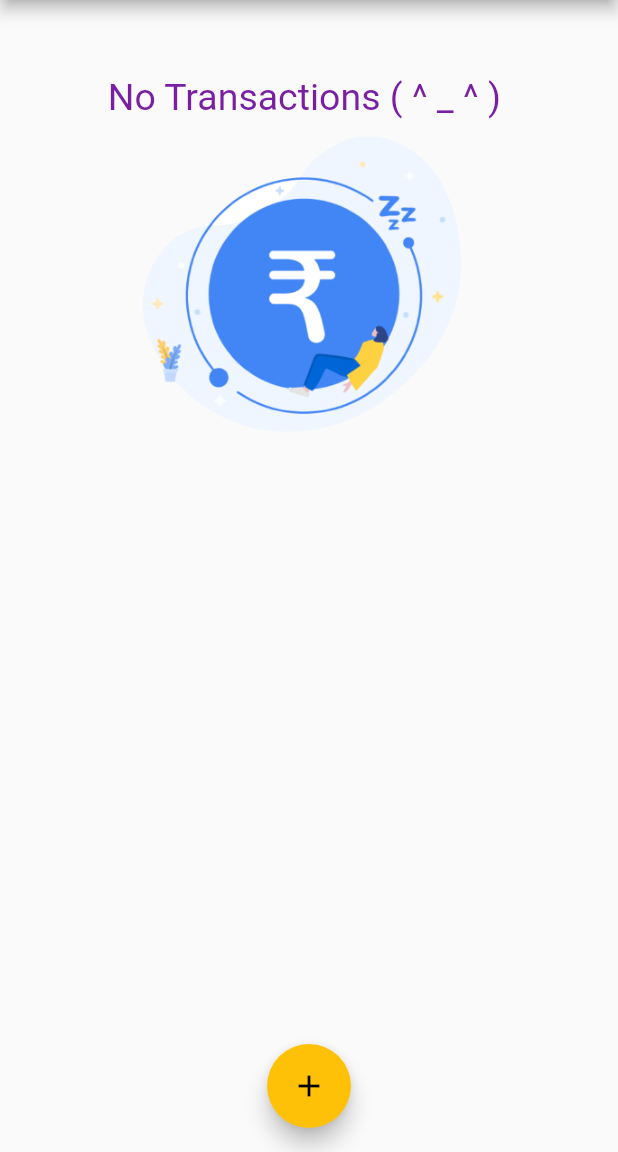
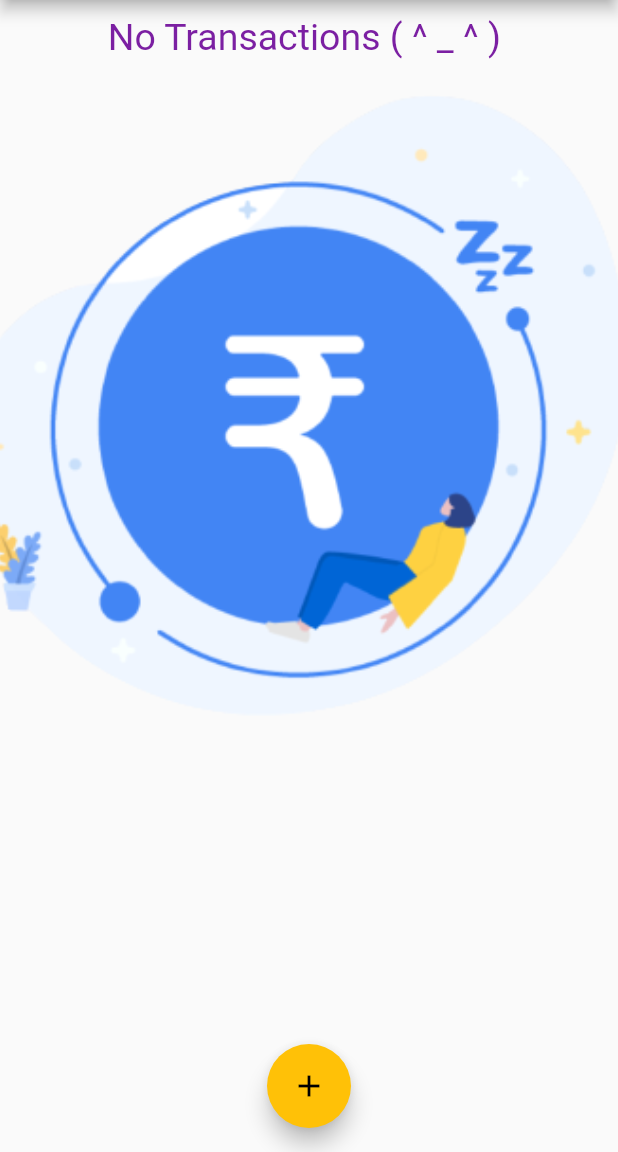
Before and after one commit to rajpatel2619/daily_routine, a Flutter app: the screen it shows after launch, on a phone screen of 412 x 824 dp, the part 84-1236 px from its top. Run offline on Flutter 3.47's test engine with Material 2 defaults, Android fonts, the phone set to English and light mode, and no system bars.

Commit message:
final submitt

```diff
--- a/lib/main.dart
+++ b/lib/main.dart
@@ -1,6 +1,8 @@
 import 'package:daily_routine/widgets/chart.dart';
+import 'dart:io';
 import 'package:daily_routine/widgets/new_transaction.dart';
 import 'package:daily_routine/widgets/transaction_list.dart';
+import 'package:flutter/cupertino.dart';
 import 'package:flutter/material.dart';
 import 'package:daily_routine/models/transaction.dart';
 
@@ -55,6 +57,8 @@ class _MyHomePageState extends State<MyHomePage> {
     //     id: 't2', title: 'New groceries', amount: 89.99, date: DateTime.now()),
   ];
 
+  bool _showChart = false;
+
   List<Transaction> get _recentTransactions {
     return _userTransactions.where((tx) {
       return tx.date.isAfter(DateTime.now().subtract(Duration(days: 7)));
@@ -94,7 +98,22 @@ class _MyHomePageState extends State<MyHomePage> {
 
   @override
   Widget build(BuildContext context) {
-    final appBar = AppBar(
+    final mediaQuery = MediaQuery.of(context);
+    final isLandscape = mediaQuery.orientation == Orientation.landscape;
+    final PreferredSizeWidget appBar = Platform.isIOS
+        ? CupertinoNavigationBar(
+            middle: Text('Weekly Expanses'),
+            trailing: Row(
+              mainAxisSize: MainAxisSize.min,
+              children: [
+                GestureDetector(
+                  child: Icon(CupertinoIcons.add),
+                  onTap: () => _startAddNewTransaction(context),
+                )
+              ],
+            ),
+          )
+        : AppBar(
             title: Text('Weekly Expanses'),
             actions: [
               IconButton(
@@ -102,15 +121,22 @@ class _MyHomePageState extends State<MyHomePage> {
                   onPressed: () => _startAddNewTransaction(context))
             ],
           );
-
-    return Scaffold(
-      appBar: appBar,
-      body: (_userTransactions.isEmpty)
-          ? Center(
+    final txListWidget = Container(
+        height: (mediaQuery.size.height -
+                appBar.preferredSize.height -
+                mediaQuery.padding.top) *
+            0.7,
+        child: TransactionList(_userTransactions, _deleteTransaction));
+    final pageBody = (_userTransactions.isEmpty)
+        ? LayoutBuilder(
+            builder: (context, constraints) {
+              return SafeArea(
+                child: SingleChildScrollView(
+                  child: Center(
                     child: Column(
                       children: [
                         SizedBox(
-                    height: 50,
+                          height: 10,
                         ),
                         Text(
                           'No Transactions ( ^ _ ^ ) ',
@@ -121,33 +147,74 @@ class _MyHomePageState extends State<MyHomePage> {
                         // SizedBox(
                         //   height: 70,
                         // ),
-                  Image(image: AssetImage("assets/images/money.png")),
+                        Container(
+                          height: constraints.maxHeight * 0.6,
+                          child: Image.asset(
+                            "assets/images/money.png",
+                            fit: BoxFit.cover,
+                          ),
+                        ),
                       ],
                     ),
+                  ),
+                ),
+              );
+            },
           )
-          : SingleChildScrollView(
+        : SafeArea(
+            child: SingleChildScrollView(
               child: Column(
                 // mainAxisAlignment: MainAxisAlignment.spaceEvenly,
                 crossAxisAlignment: CrossAxisAlignment.stretch,
                 children: [
+                  if (isLandscape)
+                    Row(
+                      mainAxisAlignment: MainAxisAlignment.center,
+                      children: [
+                        Text('show chart',style: Theme.of(context).textTheme.title,),
+                        Switch.adaptive(
+                            value: _showChart,
+                            onChanged: (val) {
+                              setState(() {
+                                _showChart = val;
+                              });
+                            }),
+                      ],
+                    ),
+                  if (!isLandscape)
                     Container(
-                      height: (MediaQuery.of(context).size.height -
+                        height: (mediaQuery.size.height -
                                 appBar.preferredSize.height -
-                              MediaQuery.of(context).padding.top) *
+                                mediaQuery.padding.top) *
                             0.3,
                         child: Chart(_recentTransactions)),
-                  Container(
-                      height: (MediaQuery.of(context).size.height -
+                  if (!isLandscape) txListWidget,
+                  if (isLandscape)
+                    _showChart
+                        ? Container(
+                            height: (mediaQuery.size.height -
                                     appBar.preferredSize.height -
-                              MediaQuery.of(context).padding.top) *
+                                    mediaQuery.padding.top) *
                                 0.7,
-                      child: TransactionList(
-                          _userTransactions, _deleteTransaction)),
+                            child: Chart(_recentTransactions))
+                        : txListWidget
                 ],
               ),
             ),
-      floatingActionButtonLocation: FloatingActionButtonLocation.centerFloat,
-      floatingActionButton: FloatingActionButton(
+          );
+    return Platform.isIOS
+        ? CupertinoPageScaffold(
+            child: pageBody,
+            navigationBar: appBar,
+          )
+        : Scaffold(
+            appBar: appBar,
+            body: pageBody,
+            floatingActionButtonLocation:
+                FloatingActionButtonLocation.centerFloat,
+            floatingActionButton: Platform.isIOS
+                ? Container()
+                : FloatingActionButton(
                     onPressed: () => _startAddNewTransaction(context),
                     child: Icon(Icons.add),
                   ),
--- a/lib/widgets/new_transaction.dart
+++ b/lib/widgets/new_transaction.dart
@@ -50,10 +50,15 @@ class _NewTransactionState extends State<NewTransaction> {
 
   @override
   Widget build(BuildContext context) {
-    return Card(
+    return SingleChildScrollView(
+          child: Card(
         elevation: 5,
         child: Container(
-        padding: EdgeInsets.all(10),
+          padding: EdgeInsets.only(
+              top: 10,
+              left: 10,
+              right: 10,
+              bottom: MediaQuery.of(context).viewInsets.bottom + 10),
           child: Column(
             crossAxisAlignment: CrossAxisAlignment.end,
             children: [
@@ -100,6 +105,7 @@ class _NewTransactionState extends State<NewTransaction> {
             ],
           ),
         ),
+      ),
     );
   }
 }
--- a/lib/widgets/transaction_list.dart
+++ b/lib/widgets/transaction_list.dart
@@ -5,7 +5,7 @@ import 'package:intl/intl.dart';
 class TransactionList extends StatelessWidget {
   final List<Transaction> transactions;
   final Function deleteTx;
-  TransactionList(this.transactions,this.deleteTx);
+  TransactionList(this.transactions, this.deleteTx);
   @override
   Widget build(BuildContext context) {
     return ListView.builder(
@@ -29,15 +29,21 @@ class TransactionList extends StatelessWidget {
             subtitle: Text(
               DateFormat.yMMMd().format(transactions[index].date),
             ),
-              trailing: IconButton(
+            trailing: MediaQuery.of(context).size.width > 460
+                ? FlatButton.icon(
+                    label: Text('Delete'),
+                    onPressed: () => deleteTx(transactions[index].id),
+                    icon: Icon(Icons.delete),
+                    textColor: Theme.of(context).errorColor,
+                  )
+                : IconButton(
                     icon: Icon(Icons.delete),
                     color: Theme.of(context).errorColor,
-                  onPressed:()=> deleteTx(transactions[index].id)),
+                    onPressed: () => deleteTx(transactions[index].id)),
           ),
         );
       },
       itemCount: transactions.length,
-
     );
   }
 }
```
Lines whose indentation alone changed are shown as unchanged.
